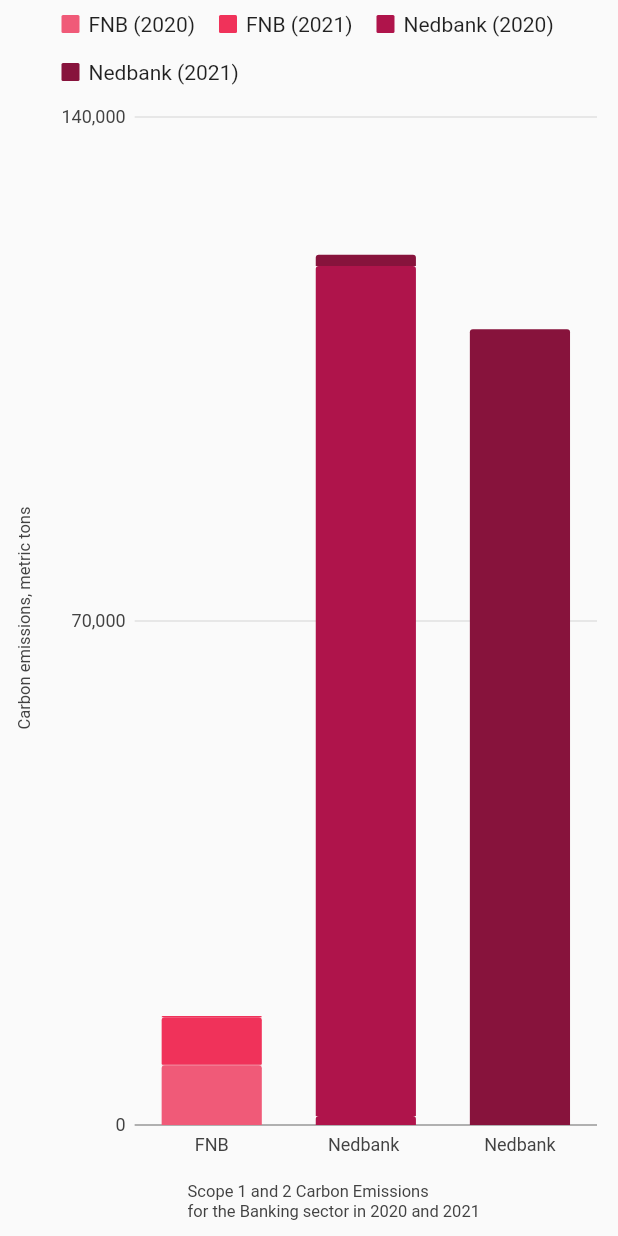
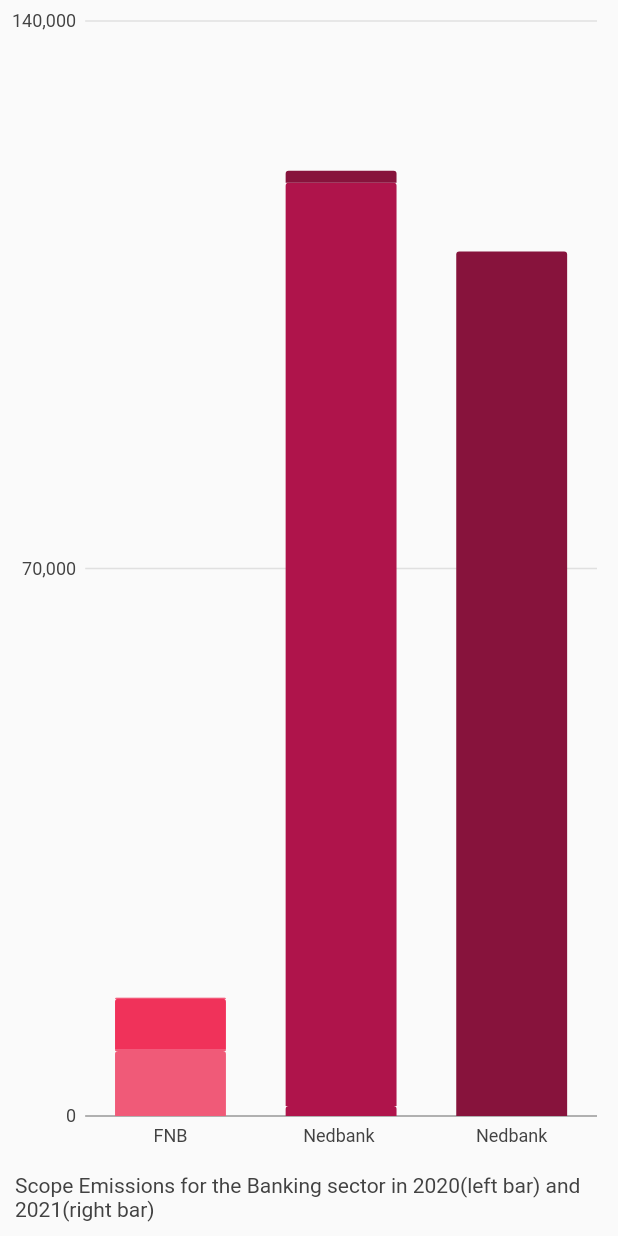
Before and after one commit to Nsuku0/FrontEnd, a Flutter app: the BankingChart widget shown alone on an empty page, opened directly, on a phone screen of 412 x 824 dp. Run offline on Flutter 3.47's test engine with Material 2 defaults, Android fonts, the light colour scheme and no system bars; our stand-ins replace charts_flutter, pie_chart, syncfusion_flutter_charts; missing offline and left inert: pretty_gauge.

Commit message:
Shortened chart Titles

```diff
--- a/lib/bar_charts/charts/banking_chart.dart
+++ b/lib/bar_charts/charts/banking_chart.dart
@@ -24,18 +24,12 @@
       // Add the series legend behavior to the chart to turn on series legends.
       // By default the legend will display above the chart.
       behaviors: [
-        new charts.SeriesLegend(),
-        new charts.ChartTitle(
-            'Scope 1 and 2 Carbon Emissions\nfor the Banking sector in 2020 and 2021',
+        charts.ChartTitle(
+            'Scope Emissions for the Banking sector in 2020(left bar) and 2021(right bar)',
             behaviorPosition: charts.BehaviorPosition.bottom,
-            titleStyleSpec: charts.TextStyleSpec(fontSize: 11),
+            titleStyleSpec:   const charts.TextStyleSpec(fontSize: 14,),
             titleOutsideJustification:
-                charts.OutsideJustification.middleDrawArea),
-        new charts.ChartTitle('Carbon emissions, metric tons',
-            behaviorPosition: charts.BehaviorPosition.start,
-            titleStyleSpec: charts.TextStyleSpec(fontSize: 11),
-            titleOutsideJustification:
-                charts.OutsideJustification.middleDrawArea)
+            charts.OutsideJustification.middleDrawArea),
       ],
     );
   }
```
